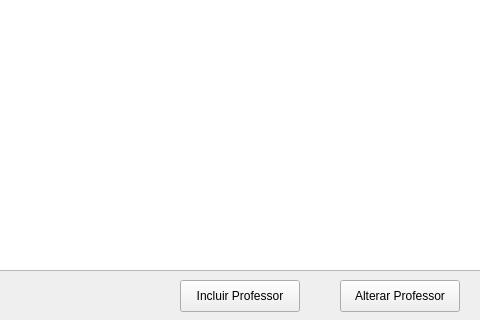
The window that ui/professores.ui (fabio-guilherme/centroexplicacoes) describes before a commit, drawn with Qt 5; both pictures show x 160 to 640 and y 280 to 600 of the 800 by 600 pixel window.
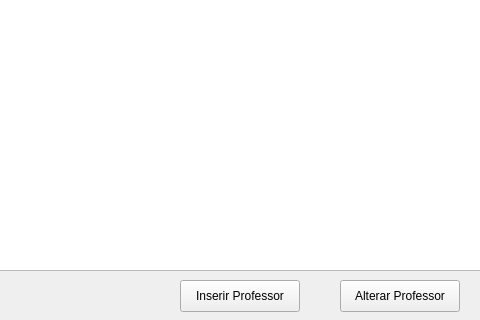
The same window after the commit.

Diff of the .ui file:
```diff
--- a/ui/professores.ui
+++ b/ui/professores.ui
@@ -54,7 +54,7 @@
      </rect>
     </property>
     <property name="text">
-     <string>Incluir Professor</string>
+     <string>Inserir Professor</string>
     </property>
    </widget>
    <widget class="QPushButton" name="btnAlterarProfessor">
```
Left out of the diff: 2 changed lines with no effect on the pictures.
